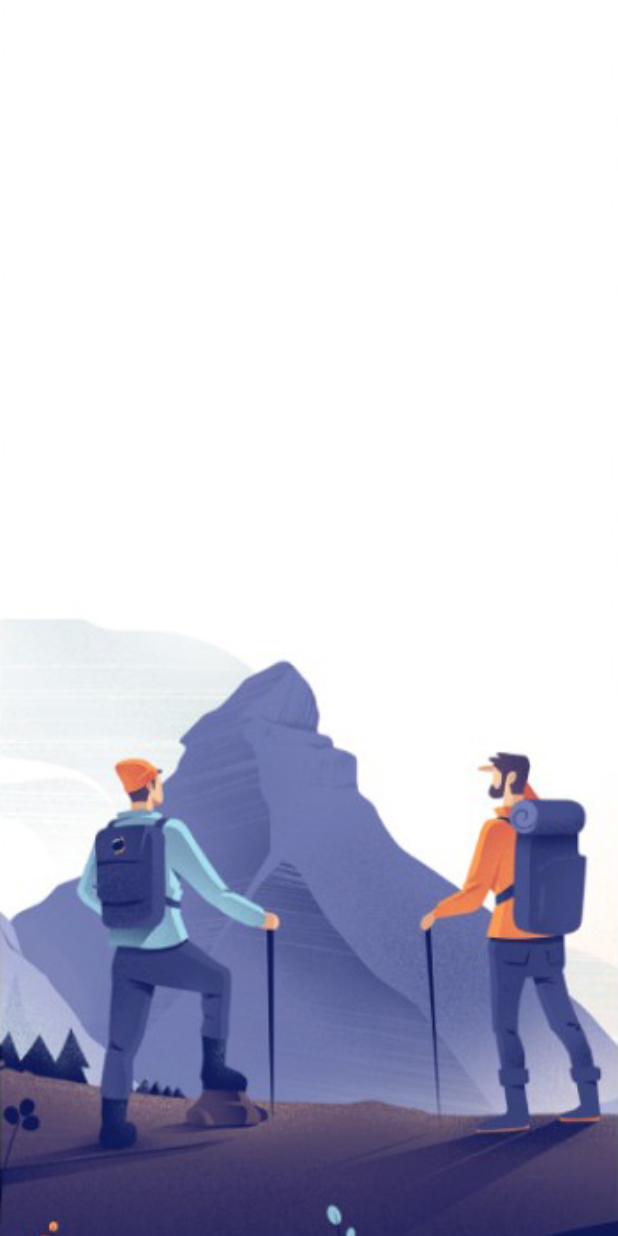
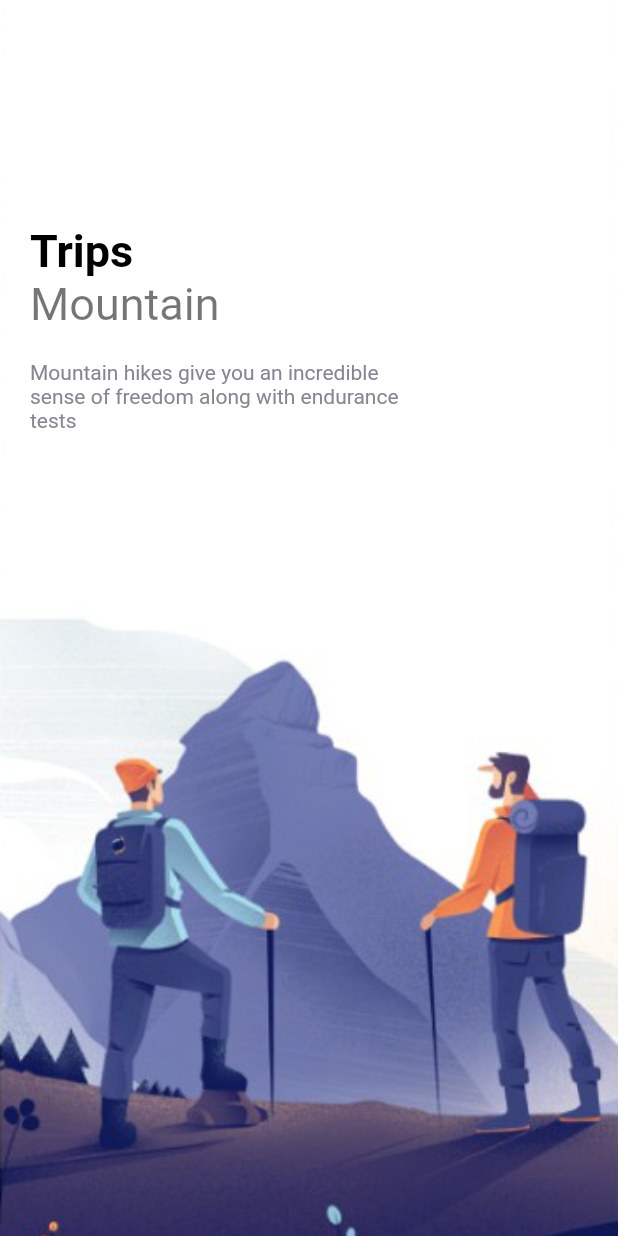
Before and after one commit to sEmoto0808/Flutter-Cubit-Tutorial, a Flutter app: the screen it shows after launch, on a phone screen of 412 x 824 dp. Run offline on Flutter 3.47's test engine with Material 2 defaults, Android fonts, the phone set to English and light mode, and no system bars.

Commit message:
テキストを表示

```diff
--- a/cubit_tutorial/lib/pages/welcome_page.dart
+++ b/cubit_tutorial/lib/pages/welcome_page.dart
@@ -1,3 +1,6 @@
+import 'package:cubit_tutorial/theme/colors.dart';
+import 'package:cubit_tutorial/widgets/app_large_text.dart';
+import 'package:cubit_tutorial/widgets/app_text.dart';
 import 'package:flutter/material.dart';
 
 class WelcomePage extends StatefulWidget {
@@ -28,17 +31,31 @@ class _WelcomePageState extends State<WelcomePage> {
             // BoxDecorationで画像を設定すると背景画像になる
             decoration: BoxDecoration(
               image: DecorationImage(
-                image: AssetImage('assets/images/' + images[index]),
-                fit: BoxFit.cover
-              ),
+                  image: AssetImage('assets/images/' + images[index]),
+                  fit: BoxFit.cover),
             ),
             child: Container(
               margin: const EdgeInsets.only(left: 20, top: 150, right: 20),
               child: Row(
                 children: [
                   Column(
-                    children: [
-
+                    crossAxisAlignment: CrossAxisAlignment.start,
+                    children: const [
+                      AppLargeText(text: 'Trips'),
+                      AppText(
+                        text: 'Mountain',
+                        size: 30,
+                      ),
+                      SizedBox(height: 20,),
+                      SizedBox(
+                        width: 250,
+                        child: AppText(
+                          text:
+                              'Mountain hikes give you an incredible sense of freedom along with endurance tests',
+                          color: AppColors.textColor2,
+                          size: 14,
+                        ),
+                      ),
                     ],
                   ),
                 ],
--- /dev/null
+++ b/cubit_tutorial/lib/theme/colors.dart
@@ -0,0 +1,11 @@
+import 'package:flutter/cupertino.dart';
+
+class AppColors{
+  static const Color textColor1=  Color(0xFF989acd);
+  static const Color textColor2 = Color(0xFF878593);
+  static const Color bigTextColor=Color(0xFF2e2e31);
+  static const Color mainColor= Color(0xFF5d69b3);
+  static const Color starColor = Color(0xFFe7bb4e);
+  static const Color mainTextColor = Color(0xFFababad);
+  static const Color buttonBackground = Color(0xFFf1f1f9);
+}
--- a/cubit_tutorial/lib/widgets/app_text.dart
+++ b/cubit_tutorial/lib/widgets/app_text.dart
@@ -0,0 +1,25 @@
+import 'package:flutter/material.dart';
+
+class AppText extends StatelessWidget {
+  final double size;
+  final String text;
+  final Color color;
+
+  const AppText({
+    Key? key,
+    this.size = 16,
+    required this.text,
+    this.color = Colors.black54,
+  }) : super(key: key);
+
+  @override
+  Widget build(BuildContext context) {
+    return Text(
+      text,
+      style: TextStyle(
+          color: color,
+          fontSize: size,
+      ),
+    );
+  }
+}
```
